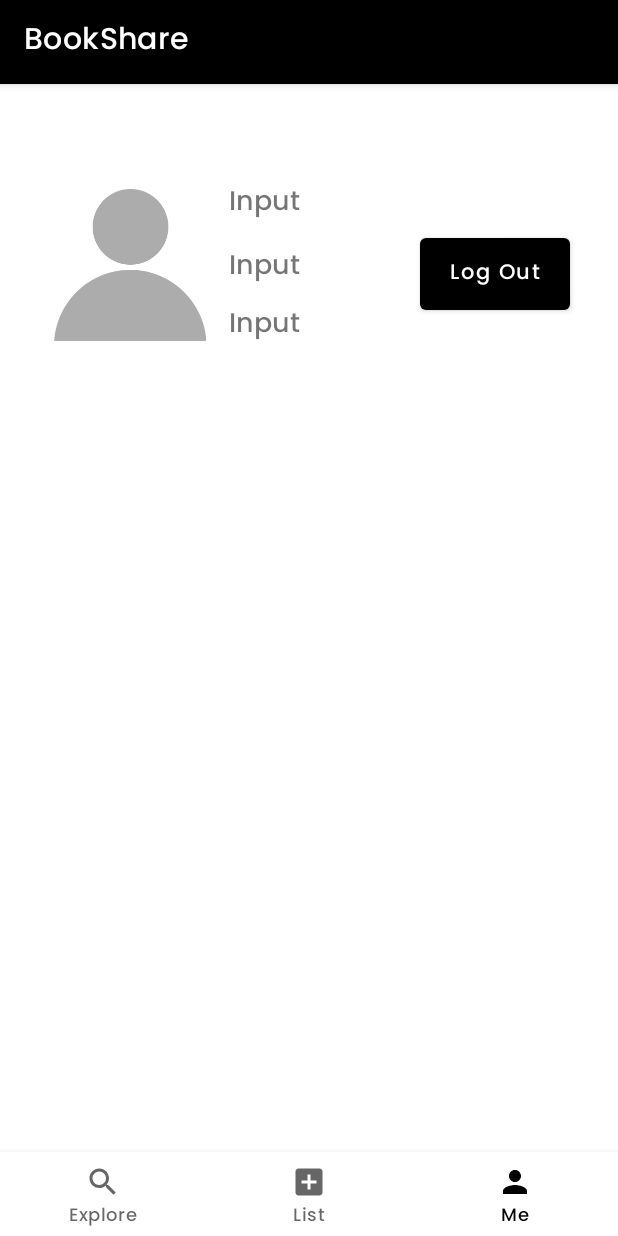
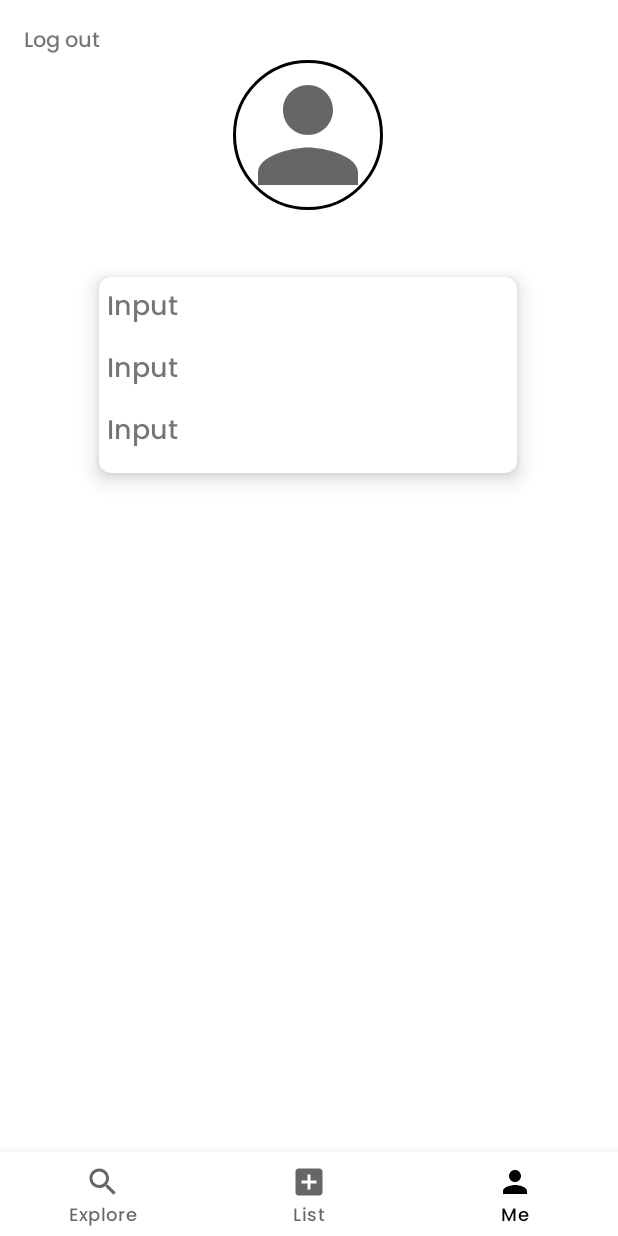
Before and after one commit to Dryices/BookShare_App, an Android app: the ExploreFragment screen opened directly, with no data from a screen before it, item 3 of the bottom bar chosen, on a phone screen of 412 x 824 dp. Run offline under Robolectric (Android 15) with nearby library versions, the phone set to English and light mode, and no system bars; our stand-ins replace CircleImageView, Firebase (no records; nobody signed in at launch, a user with empty details on screens opened directly).

Commit message:
Profile page improvement

```diff
--- a/app/build.gradle
+++ b/app/build.gradle
@@ -47,4 +47,7 @@ dependencies {
     testImplementation 'junit:junit:4.+'
     androidTestImplementation 'androidx.test.ext:junit:1.1.3'
     androidTestImplementation 'androidx.test.espresso:espresso-core:3.4.0'
+
+    //Circle ImageView
+    implementation 'de.hdodenhof:circleimageview:3.1.0'
 }
--- a/app/src/main/java/com/sp/bookshare/ExploreFragment.java
+++ b/app/src/main/java/com/sp/bookshare/ExploreFragment.java
@@ -2,6 +2,9 @@ package com.sp.bookshare;
 
 import android.os.Bundle;
 
+import androidx.annotation.NonNull;
+import androidx.annotation.Nullable;
+import androidx.appcompat.app.AppCompatActivity;
 import androidx.fragment.app.Fragment;
 
 import android.view.LayoutInflater;
@@ -61,4 +64,11 @@ public class ExploreFragment extends Fragment {
         // Inflate the layout for this fragment
         return inflater.inflate(R.layout.fragment_explore, container, false);
     }
+
+    @Override
+    public void onViewCreated(@NonNull View view, @Nullable Bundle savedInstanceState) {
+        super.onViewCreated(view, savedInstanceState);
+        ((AppCompatActivity) getActivity()).getSupportActionBar().hide();
+
+    }
 }
--- a/app/src/main/java/com/sp/bookshare/ListFragment.java
+++ b/app/src/main/java/com/sp/bookshare/ListFragment.java
@@ -2,6 +2,9 @@ package com.sp.bookshare;
 
 import android.os.Bundle;
 
+import androidx.annotation.NonNull;
+import androidx.annotation.Nullable;
+import androidx.appcompat.app.AppCompatActivity;
 import androidx.fragment.app.Fragment;
 
 import android.view.LayoutInflater;
@@ -61,4 +64,10 @@ public class ListFragment extends Fragment {
         // Inflate the layout for this fragment
         return inflater.inflate(R.layout.fragment_list, container, false);
     }
+    @Override
+    public void onViewCreated(@NonNull View view, @Nullable Bundle savedInstanceState) {
+        super.onViewCreated(view, savedInstanceState);
+        ((AppCompatActivity) getActivity()).getSupportActionBar().hide();
+
+    }
 }
--- a/app/src/main/java/com/sp/bookshare/ProfileFragment.java
+++ b/app/src/main/java/com/sp/bookshare/ProfileFragment.java
@@ -5,6 +5,7 @@ import android.os.Bundle;
 
 import androidx.annotation.NonNull;
 import androidx.annotation.Nullable;
+import androidx.appcompat.app.AppCompatActivity;
 import androidx.fragment.app.Fragment;
 
 import android.view.LayoutInflater;
@@ -29,8 +30,7 @@ import com.google.firebase.database.ValueEventListener;
  */
 public class ProfileFragment extends Fragment {
 
-    private TextView name, email, phone;
-    private Button logout;
+    private TextView name, email, phone,logout;
     private Intent intent;
     private FirebaseUser user;
     private DatabaseReference reference;
@@ -80,7 +80,7 @@ public class ProfileFragment extends Fragment {
     @Override
     public View onCreateView(LayoutInflater inflater, ViewGroup container,
                              Bundle savedInstanceState) {
-// Inflate the layout for this fragment
+        // Inflate the layout for this fragment
         return inflater.inflate(R.layout.fragment_profile, container, false);
 
     }
@@ -88,12 +88,12 @@ public class ProfileFragment extends Fragment {
     @Override
     public void onViewCreated(@NonNull View view, @Nullable Bundle savedInstanceState) {
         super.onViewCreated(view, savedInstanceState);
-        //getSupportActionBar().hide();
+        ((AppCompatActivity) getActivity()).getSupportActionBar().hide();
 
         name=view.findViewById(R.id.profile_name);
         email=view.findViewById(R.id.profile_email);
         phone=view.findViewById(R.id.profile_phone);
-        logout=view.findViewById(R.id.button_logout);
+        logout=view.findViewById(R.id.logout_id);
         logout.setOnClickListener(onLogout);
 
         user= FirebaseAuth.getInstance().getCurrentUser();
--- a/app/src/main/res/layout/fragment_profile.xml
+++ b/app/src/main/res/layout/fragment_profile.xml
@@ -2,67 +2,86 @@
 <androidx.constraintlayout.widget.ConstraintLayout xmlns:android="http://schemas.android.com/apk/res/android"
     xmlns:app="http://schemas.android.com/apk/res-auto"
     xmlns:tools="http://schemas.android.com/tools"
-    android:id="@+id/frameLayout"
+    android:id="@+id/ConstraintLayout"
     android:layout_width="match_parent"
     android:layout_height="match_parent"
     tools:context=".ProfileFragment">
+
+
+    <TextView
+        android:id="@+id/logout_id"
+        android:layout_width="wrap_content"
+        android:layout_height="wrap_content"
+        android:layout_marginTop="16dp"
+        android:text="Log out"
+        app:layout_constraintEnd_toEndOf="parent"
+        app:layout_constraintHorizontal_bias="0.045"
+        app:layout_constraintStart_toStartOf="parent"
+        app:layout_constraintTop_toTopOf="parent" />
+
+    <de.hdodenhof.circleimageview.CircleImageView
+        android:id="@+id/profile_image"
+        android:layout_width="100dp"
+        android:layout_height="100dp"
+        android:layout_marginTop="40dp"
+        android:src="@drawable/ic_baseline_person_24"
+        app:civ_border_color="@color/black"
+        app:civ_border_width="2dp"
+        app:layout_constraintEnd_toEndOf="parent"
+        app:layout_constraintHorizontal_bias="0.498"
+        app:layout_constraintStart_toStartOf="parent"
+        app:layout_constraintTop_toTopOf="parent" />
+
+    <androidx.cardview.widget.CardView
+        android:id="@+id/cardView"
+        android:layout_width="300dp"
+        android:layout_height="160dp"
+        android:layout_row="0"
+        android:layout_rowWeight="1"
+        android:layout_column="0"
+        android:layout_columnWeight="1"
+        android:layout_gravity="fill"
+        android:layout_marginTop="30dp"
+        app:cardCornerRadius="8dp"
+        app:cardElevation="8dp"
+        app:cardUseCompatPadding="true"
+        app:layout_constraintBottom_toBottomOf="parent"
+        app:layout_constraintEnd_toEndOf="parent"
+        app:layout_constraintHorizontal_bias="0.495"
+        app:layout_constraintStart_toStartOf="parent"
+        app:layout_constraintTop_toBottomOf="@+id/profile_image"
+        app:layout_constraintVertical_bias="0.0">
+
+        <LinearLayout
+            android:layout_width="match_parent"
+            android:layout_height="wrap_content"
+            android:orientation="vertical">
 
             <TextView
                 android:id="@+id/profile_name"
                 android:layout_width="wrap_content"
                 android:layout_height="wrap_content"
-        android:layout_marginTop="64dp"
-        android:layout_marginEnd="212dp"
+                android:padding="5dp"
                 android:text="Input"
-        android:textSize="18dp"
-        app:layout_constraintEnd_toEndOf="parent"
-        app:layout_constraintTop_toTopOf="parent" />
+                android:textSize="18dp" />
 
             <TextView
                 android:id="@+id/profile_email"
                 android:layout_width="wrap_content"
                 android:layout_height="wrap_content"
-        android:layout_marginTop="12dp"
-        android:layout_marginEnd="212dp"
+                android:padding="5dp"
                 android:text="Input"
-        android:textSize="18dp"
-        app:layout_constraintEnd_toEndOf="parent"
-        app:layout_constraintTop_toBottomOf="@+id/profile_name" />
+                android:textSize="18dp" />
 
             <TextView
                 android:id="@+id/profile_phone"
                 android:layout_width="wrap_content"
                 android:layout_height="wrap_content"
-        android:layout_marginTop="8dp"
-        android:layout_marginEnd="212dp"
+                android:padding="5dp"
                 android:text="Input"
-        android:textSize="18dp"
-        app:layout_constraintEnd_toEndOf="parent"
-        app:layout_constraintTop_toBottomOf="@+id/profile_email" />
+                android:textSize="18dp" />
+        </LinearLayout>
 
-    <ImageView
-        android:id="@+id/imageView"
-        android:layout_width="101dp"
-        android:layout_height="102dp"
-        android:layout_marginStart="36dp"
-        app:layout_constraintBottom_toBottomOf="parent"
-        app:layout_constraintStart_toStartOf="parent"
-        app:layout_constraintTop_toTopOf="parent"
-        app:layout_constraintVertical_bias="0.104"
-        app:srcCompat="@drawable/emptyprofilepic" />
+    </androidx.cardview.widget.CardView>
 
-    <Button
-        android:id="@+id/button_logout"
-        android:layout_width="wrap_content"
-        android:layout_height="wrap_content"
-        android:width="100dp"
-        android:height="60dp"
-        android:text="Log Out"
-        android:textAllCaps="false"
-        app:layout_constraintBottom_toBottomOf="parent"
-        app:layout_constraintEnd_toEndOf="parent"
-        app:layout_constraintHorizontal_bias="0.897"
-        app:layout_constraintStart_toStartOf="parent"
-        app:layout_constraintTop_toTopOf="parent"
-        app:layout_constraintVertical_bias="0.137" />
 </androidx.constraintlayout.widget.ConstraintLayout>
```
Lines whose indentation alone changed are shown as unchanged.
